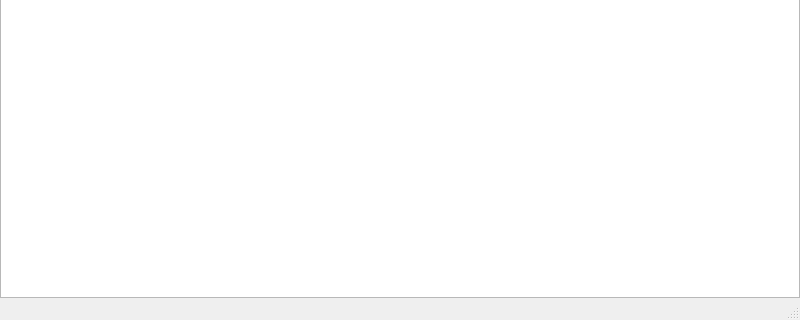
The window that UISource/profilemgr.ui (HelloWRC/W-DesktopCountdown) describes before a commit, drawn with Qt 5; both pictures show x 0 to 800 and y 280 to 600 of the 800 by 600 pixel window.
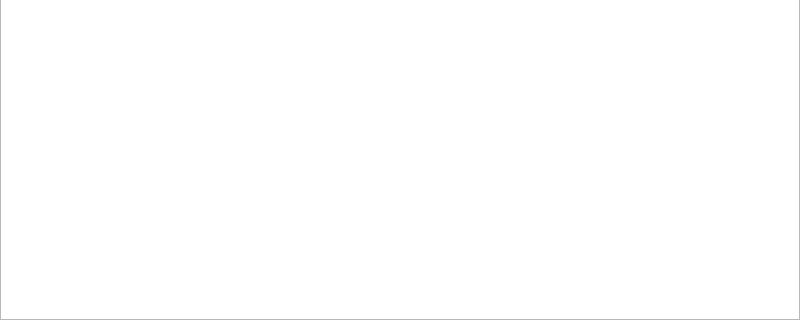
The same window after the commit.

Commit message: 倒计时管理界面UI完成

Diff of the .ui file:
```diff
--- a/UISource/profilemgr.ui
+++ b/UISource/profilemgr.ui
@@ -31,7 +31,23 @@
      <number>0</number>
     </property>
     <item>
-     <widget class="QListView" name="listView"/>
+     <widget class="QListWidget" name="countdowns">
+      <property name="movement">
+       <enum>QListView::Static</enum>
+      </property>
+      <property name="resizeMode">
+       <enum>QListView::Adjust</enum>
+      </property>
+      <property name="layoutMode">
+       <enum>QListView::Batched</enum>
+      </property>
+      <property name="spacing">
+       <number>5</number>
+      </property>
+      <property name="viewMode">
+       <enum>QListView::IconMode</enum>
+      </property>
+     </widget>
     </item>
    </layout>
   </widget>
@@ -45,7 +61,6 @@
     </rect>
    </property>
   </widget>
-  <widget class="QStatusBar" name="statusbar"/>
   <widget class="QToolBar" name="toolBar">
    <property name="windowTitle">
     <string>toolBar</string>
```
The commit also changes 4 other files.
